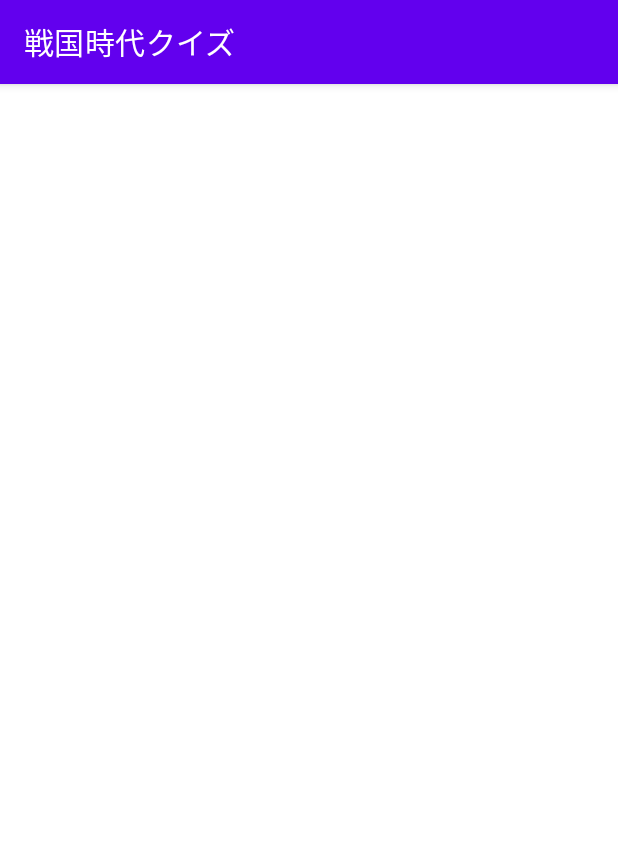
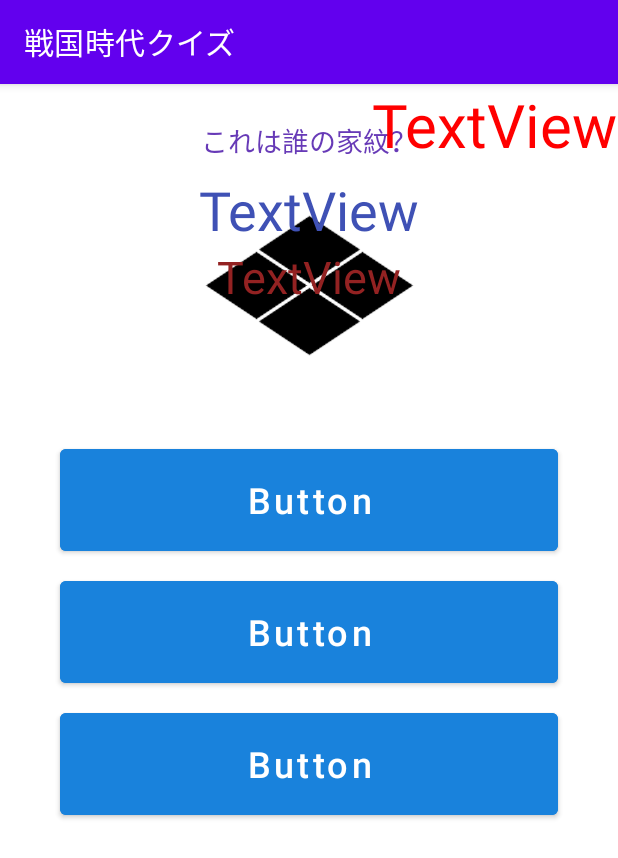
Before and after one commit to SomaBito/Quiz, an Android app: the screen it shows after launch (AllQuizActivity), after a tap on "家紋", on a phone screen of 412 x 824 dp. Shown: the top 858 px of the screen. Run offline under Robolectric (Android 15) with nearby library versions, the phone set to English and light mode, and no system bars; Roboto replaces fonts that are not available here.

Commit message:
一旦保存。 バグ修正完了

```diff
--- a/app/src/main/java/app/bito/soma/quiz/QuizActivity.kt
+++ b/app/src/main/java/app/bito/soma/quiz/QuizActivity.kt
@@ -19,7 +19,6 @@ import kotlinx.android.synthetic.main.activity_quiz6.*
 import kotlinx.android.synthetic.main.activity_result.*
 import java.awt.font.TextAttribute
 import kotlinx.android.synthetic.main.activity_quiz6.secondText as secondText1
-
 
 class QuizActivity : AppCompatActivity() {
 
@@ -149,7 +148,7 @@ class QuizActivity : AppCompatActivity() {
         kamonImage.isVisible = true
 
         secondText.text = second.toString()
-        second = 6
+        second = 5
 
         timer.start()
 
--- a/app/src/main/java/app/bito/soma/quiz/QuizActivity2.kt
+++ b/app/src/main/java/app/bito/soma/quiz/QuizActivity2.kt
@@ -128,7 +128,7 @@ class QuizActivity2 : AppCompatActivity() {
             kamonImage.isVisible = true
 
             secondText.text = second.toString()
-            second = 6
+            second = 5
             timer.start()
         }
 
--- a/app/src/main/java/app/bito/soma/quiz/QuizActivity3.kt
+++ b/app/src/main/java/app/bito/soma/quiz/QuizActivity3.kt
@@ -139,7 +139,7 @@ class QuizActivity3 : AppCompatActivity() {
         textView2.isVisible = true
 
         secondText.text = second.toString()
-        second = 6
+        second = 5
         timer.start()
     }
 
--- a/app/src/main/java/app/bito/soma/quiz/QuizActivity4.kt
+++ b/app/src/main/java/app/bito/soma/quiz/QuizActivity4.kt
@@ -139,7 +139,7 @@ class QuizActivity4 : AppCompatActivity() {
         textView2.isVisible = true
 
         secondText.text = second.toString()
-        second = 6
+        second = 5
         timer.start()
     }
 
--- a/app/src/main/java/app/bito/soma/quiz/QuizActivity5.kt
+++ b/app/src/main/java/app/bito/soma/quiz/QuizActivity5.kt
@@ -50,7 +50,6 @@ class QuizActivity5 : AppCompatActivity() {
             answerButton3.isVisible = false
             textView.isVisible = false
             textView2.isVisible = false
-
 
             showAnswer()
 
@@ -140,7 +139,7 @@ class QuizActivity5 : AppCompatActivity() {
         textView2.isVisible = true
 
         secondText.text = second.toString()
-        second = 6
+        second = 5
         timer.start()
 
     }
--- a/app/src/main/res/layout/activity_all_quiz.xml
+++ b/app/src/main/res/layout/activity_all_quiz.xml
@@ -6,4 +6,146 @@
     android:layout_height="match_parent"
     tools:context=".AllQuizActivity">
 
+    <TextView
+        android:id="@+id/quizText"
+        android:layout_width="wrap_content"
+        android:layout_height="wrap_content"
+        android:layout_marginTop="24sp"
+        android:text="これは誰の家紋？"
+        android:textColor="#673AB7"
+        android:textSize="18sp"
+        app:layout_constraintEnd_toEndOf="parent"
+        app:layout_constraintStart_toStartOf="parent"
+        app:layout_constraintTop_toTopOf="parent" />
+
+    <TextView
+        android:id="@+id/correctAnswerText"
+        android:layout_width="wrap_content"
+        android:layout_height="wrap_content"
+        android:textColor="#673AB7"
+        android:textSize="24sp"
+        app:layout_constraintEnd_toEndOf="parent"
+        app:layout_constraintStart_toStartOf="parent"
+        app:layout_constraintTop_toTopOf="parent" />
+
+
+    <TextView
+        android:id="@+id/secondText"
+        android:layout_width="wrap_content"
+        android:layout_height="wrap_content"
+        android:text="TextView"
+        android:textColor="#FF0000"
+        android:textSize="40sp"
+        app:layout_constraintEnd_toEndOf="parent"
+        app:layout_constraintTop_toTopOf="parent" />
+
+    <Button
+        android:id="@+id/answerButton1"
+        android:layout_width="0dp"
+        android:layout_height="80sp"
+        android:layout_marginStart="40dp"
+        android:layout_marginTop="28dp"
+        android:layout_marginEnd="40dp"
+        android:backgroundTint="#1982DC"
+        android:text="Button"
+        android:textAllCaps="false"
+        android:textColor="#FFFFFF"
+        android:textSize="24sp"
+        app:layout_constraintEnd_toEndOf="parent"
+        app:layout_constraintStart_toStartOf="parent"
+        app:layout_constraintTop_toBottomOf="@+id/kamonImage" />
+
+    <Button
+        android:id="@+id/answerButton2"
+        android:layout_width="0dp"
+        android:layout_height="80sp"
+        android:layout_marginStart="40dp"
+        android:layout_marginTop="8dp"
+        android:layout_marginEnd="40dp"
+        android:backgroundTint="#1982DC"
+        android:text="Button"
+        android:textAllCaps="false"
+        android:textColor="#FFFFFF"
+        android:textSize="24sp"
+        app:layout_constraintEnd_toEndOf="parent"
+        app:layout_constraintHorizontal_bias="0.0"
+        app:layout_constraintStart_toStartOf="parent"
+        app:layout_constraintTop_toBottomOf="@+id/answerButton1" />
+
+    <Button
+        android:id="@+id/answerButton3"
+        android:layout_width="0dp"
+        android:layout_height="80sp"
+        android:layout_marginStart="40dp"
+        android:layout_marginTop="8dp"
+        android:layout_marginEnd="40dp"
+        android:backgroundTint="#1982DC"
+        android:text="Button"
+        android:textAllCaps="false"
+        android:textColor="#FFFFFF"
+        android:textSize="24sp"
+        app:layout_constraintEnd_toEndOf="parent"
+        app:layout_constraintStart_toStartOf="parent"
+        app:layout_constraintTop_toBottomOf="@+id/answerButton2" />
+
+    <Button
+        android:id="@+id/nextButton"
+        android:layout_width="0dp"
+        android:layout_height="80sp"
+        android:layout_marginStart="80sp"
+        android:layout_marginEnd="80sp"
+        android:layout_marginBottom="56sp"
+        android:backgroundTint="#1BCE77"
+        android:text="次に進む"
+        android:textColor="#FFFFFF"
+        android:textSize="24sp"
+        android:visibility="invisible"
+        app:layout_constraintBottom_toBottomOf="parent"
+        app:layout_constraintEnd_toEndOf="parent"
+        app:layout_constraintStart_toStartOf="parent" />
+
+    <ImageView
+        android:id="@+id/judgeImage"
+        android:layout_width="361sp"
+        android:layout_height="365sp"
+        android:layout_marginTop="92sp"
+        android:visibility="invisible"
+        app:layout_constraintEnd_toEndOf="parent"
+        app:layout_constraintStart_toStartOf="parent"
+        app:layout_constraintTop_toTopOf="parent"
+        app:srcCompat="@drawable/seikai" />
+
+    <ImageView
+        android:id="@+id/kamonImage"
+        android:layout_width="150sp"
+        android:layout_height="150sp"
+        android:layout_marginTop="8dp"
+        app:layout_constraintEnd_toEndOf="parent"
+        app:layout_constraintStart_toStartOf="parent"
+        app:layout_constraintTop_toBottomOf="@+id/quizText"
+        app:srcCompat="@drawable/takedakamon" />
+
+    <TextView
+        android:id="@+id/textView"
+        android:layout_width="wrap_content"
+        android:layout_height="wrap_content"
+        android:layout_marginTop="8sp"
+        android:text="TextView"
+        android:textColor="#3F51B5"
+        android:textSize="36sp"
+        app:layout_constraintEnd_toEndOf="parent"
+        app:layout_constraintStart_toStartOf="parent"
+        app:layout_constraintTop_toBottomOf="@+id/quizText" />
+
+    <TextView
+        android:id="@+id/textView2"
+        android:layout_width="wrap_content"
+        android:layout_height="wrap_content"
+        android:text="TextView"
+        android:textColor="#932222"
+        android:textSize="30sp"
+        app:layout_constraintEnd_toEndOf="parent"
+        app:layout_constraintStart_toStartOf="parent"
+        app:layout_constraintTop_toBottomOf="@+id/textView" />
+
 </androidx.constraintlayout.widget.ConstraintLayout>
```
Also changed, not shown: app/src/main/java/app/bito/soma/quiz/MainActivity.kt (+1 -7 lines), app/src/main/res/layout/activity_quiz.xml (+5 -4 lines), app/src/main/res/layout/activity_quiz2.xml (+5 -4 lines), app/src/main/res/layout/activity_quiz4.xml (+5 -4 lines), app/src/main/res/layout/activity_quiz5.xml (+5 -8 lines), app/src/main/res/layout/activity_quiz6.xml (+5 -4 lines).
